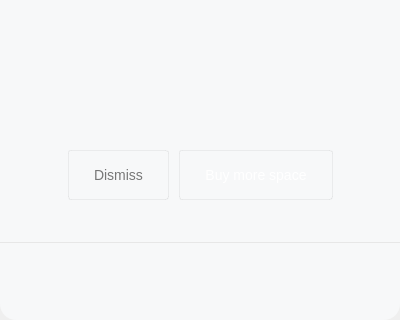
Above: src/MEGASync/gui/macx/InfoDialog.ui from meganz/MEGAsync before the change; both pictures show x 0 to 400 and y 244 to 564 of the 400 by 564 pixel window. Below: the same form after it.
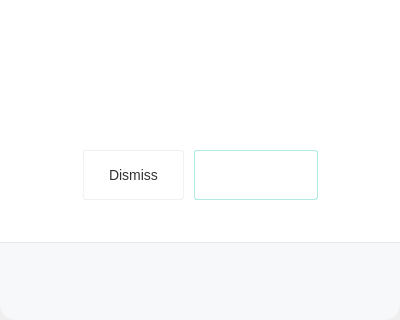
That is the form after the change. The open tabs and pages were chosen to show the change. Icons and pictures are not drawn. Custom widgets are drawn as their Qt base class.

Commit message: Update css properties for oq UI components

The edit to the form file:
```diff
--- a/src/MEGASync/gui/macx/InfoDialog.ui
+++ b/src/MEGASync/gui/macx/InfoDialog.ui
@@ -1546,6 +1546,9 @@
                            <height>330</height>
                           </size>
                          </property>
+                         <property name="styleSheet">
+                          <string notr="true">background-color: #FFFFFF;</string>
+                         </property>
                          <layout class="QVBoxLayout" name="verticalLayout_2">
                           <property name="spacing">
                            <number>18</number>
@@ -1780,15 +1783,21 @@
                                 <string notr="true">#bDiscard
 {
 
- background-color: qlineargradient(x1: 0, y1: 0, x2: 0, y2: 1,
-                                      stop: 0 #ffffff, stop: 1 #fcfcfc);
+background-color: qlineargradient(x1: 0, y1: 0, x2: 0, y2: 1,
+stop: 0 #ffffff, stop: 1 #fafafa);
  border-radius: 3px;
  border: 1px solid rgba(0, 0, 0, 5%);
  padding: 16px 25px 16px 25px;
  font-family: &quot;Lato&quot;;
  font-size: 14px;
- color: #777777;
-}</string>
+ color: #333333;
+}
+
+#bDiscard::hover
+{
+border: 1px solid rgba(0, 0, 0, 10%);
+}
+</string>
                                </property>
                                <property name="text">
                                 <string>Dismiss</string>
@@ -1812,15 +1821,20 @@
                                <property name="styleSheet">
                                 <string notr="true">#bBuyQuota
 {
+font-family: Lato;
+font-size: 14px;
+border: 1px solid rgba(0,191, 165, 30%);
+border-radius: 3px;
+color: #ffffff;
+padding: 7px 12px 7px 12px;
+background-color: qlineargradient(x1: 0, y1: 0, x2: 0, y2: 1,
+							stop: 0 rgba(0, 204, 176, 1), stop: 1 rgba(0, 172,149,1));
+}
 
- background-color: qlineargradient(x1: 0, y1: 0, x2: 0, y2: 1,
-                                      stop: 0 #ff666b, stop: 1 #ec5257);
- border-radius: 3px;
- border: 1px solid rgba(0, 0, 0, 5%);
- padding: 16px 25px 16px 25px;
- font-family: &quot;Lato&quot;;
- font-size: 14px;
- color: #ffffff;
+
+#bBuyQuota:hover
+{
+	border: 1px solid rgba(0,191, 165, 80%);
 }</string>
                                </property>
                                <property name="text">
```
Left out of the diff: 4 changed lines with no effect on the pictures. The commit also changes 2 other files.
